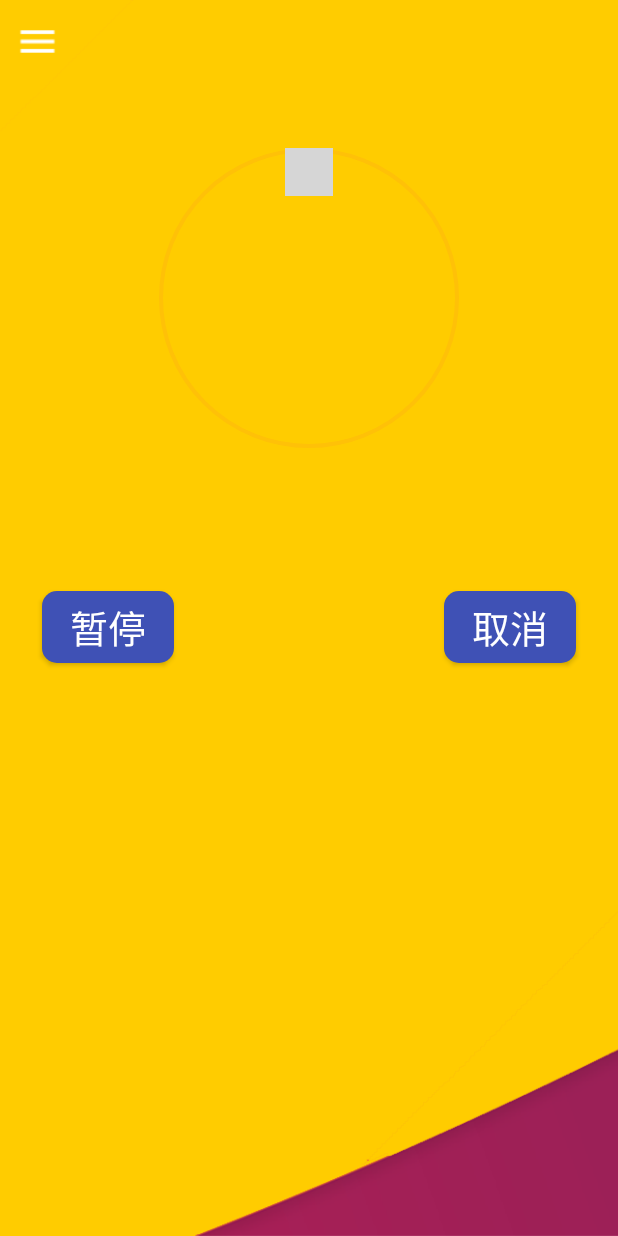
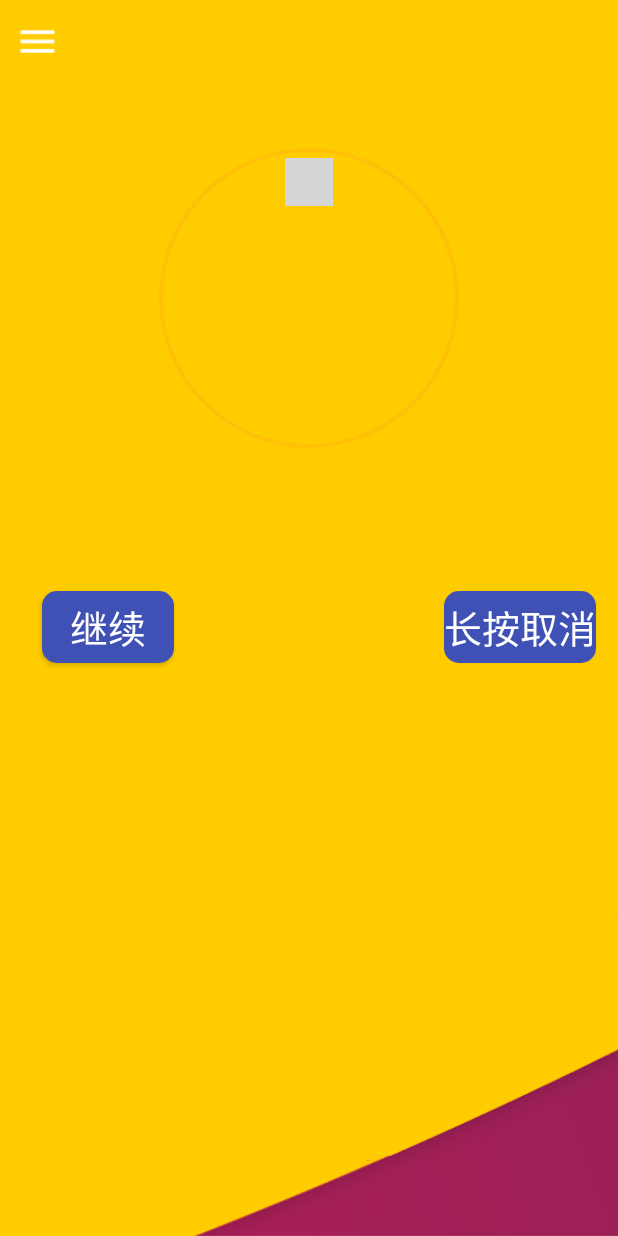
Before and after one commit to F-R-0-G/AttentionAttacher, an Android app: the LoginSuccessActivity screen opened directly, with no data from a screen before it, after a tap on "暂停", on a phone screen of 412 x 824 dp. Run offline under Robolectric (Android 15) with nearby library versions, the phone set to English and light mode, and no system bars; libraries missing offline, so code that uses them is left out: com.facebook.drawee, com.oguzdev.circularfloatingactionmenu, com.shawnlin.numberpicker, com.zhy.autolayout, org.litepal and 1 more; plain views replace NumberPicker; pictures from the network do not load; 23 statements that could not run were skipped; 1 other tap on this screen came first; grey boxes are pictures that could not be loaded.

Commit message:
定时器v1.5 添加了暂停和结束的功能

```diff
--- a/app/src/main/java/com/frog/attentionattacher/LoginSuccessActivity.java
+++ b/app/src/main/java/com/frog/attentionattacher/LoginSuccessActivity.java
@@ -1,11 +1,13 @@
 package com.frog.attentionattacher;
 
+import android.animation.ValueAnimator;
 import android.app.AlarmManager;
 import android.content.Context;
 import android.content.DialogInterface;
 import android.content.Intent;
 import android.content.SharedPreferences;
 import android.os.Bundle;
+import android.os.SystemClock;
 import android.preference.PreferenceManager;
 import android.support.v4.view.GravityCompat;
 import android.support.v4.widget.DrawerLayout;
@@ -61,7 +63,9 @@ public class LoginSuccessActivity extends AppCompatActivity implements View.OnCl
     private NumberPicker numberPicker;
     private Button stopButton;
     private Button cancelButton;
+    private Button resumeButton;
     private Button startAttachAttention;
+    private Alarm_Clock alarm_clock;
 
     private DrawerLayout mDrawerLayout;
     private ScrollView mainBody;
@@ -256,6 +260,13 @@ public class LoginSuccessActivity extends AppCompatActivity implements View.OnCl
         cancelButton.setOnClickListener(this);
         cancelButton.setVisibility(View.INVISIBLE);
         // 取消按钮，设为不可见
+        resumeButton = findViewById(R.id.resume_button);
+        resumeButton.setOnClickListener(this);
+        resumeButton.setVisibility(View.INVISIBLE);
+        //继续按钮，设为不可见
+        alarm_clock = new Alarm_Clock(chronometer, progressBar,
+                LoginSuccessActivity.this, numberPicker);
+        // 计时器实例
         bingPicImg = (ImageView) findViewById(R.id.bing_pic_img);
         Intent update = new Intent(this, AutoUpdateService.class);
         startService(update);
@@ -316,15 +327,26 @@ public class LoginSuccessActivity extends AppCompatActivity implements View.OnCl
         switch (v.getId()) {
             case R.id.start_attach_attention:
                 int num = numberPicker.getValue();
-                Alarm_Clock alarm_clock = new Alarm_Clock(chronometer, progressBar, LoginSuccessActivity.this, numberPicker);
                 alarm_clock.startCounting(num, startAttachAttention, stopButton, cancelButton);
                 startAttachAttention.setVisibility(View.INVISIBLE);
                 stopButton.setVisibility(View.VISIBLE);
-                cancelButton.setVisibility(View.VISIBLE);
+                break;
+            case R.id.resume_button:
+                stopButton.setVisibility(View.VISIBLE);
+                resumeButton.setVisibility(View.INVISIBLE);
+                cancelButton.setVisibility(View.INVISIBLE);
+                alarm_clock.resumeAlarm();
                 break;
             case R.id.stop_button:
+                resumeButton.setVisibility(View.VISIBLE);
+                cancelButton.setVisibility(View.VISIBLE);
+                stopButton.setVisibility(View.INVISIBLE);
+                alarm_clock.pauseAlarm();
                 break;
             case R.id.cancel_button:
+                resumeButton.setVisibility(View.INVISIBLE);
+                cancelButton.setVisibility(View.INVISIBLE);
+                alarm_clock.cancelAlarm();
                 break;
             default:
                 break;
--- a/app/src/main/res/layout/clock.xml
+++ b/app/src/main/res/layout/clock.xml
@@ -37,10 +37,11 @@
         android:id="@+id/number_picker"
         android:layout_width="wrap_content"
         android:layout_height="wrap_content"
-        android:layout_marginTop="27dp"
+        android:layout_marginTop="34dp"
         android:layout_centerHorizontal="true"
         app:np_dividerColor="@color/primary"
-        app:np_selectedTextColor="@color/colorPrimary">
+        app:np_selectedTextColor="@color/colorPrimary"
+        app:np_selectedTextSize="40sp">
     </com.shawnlin.numberpicker.NumberPicker>
 
 </RelativeLayout>
--- a/app/src/main/res/layout/drawer_body.xml
+++ b/app/src/main/res/layout/drawer_body.xml
@@ -47,11 +47,22 @@
 
                     <Button
                         android:id="@+id/stop_button"
+                        android:layout_width="180dp"
+                        android:layout_height="50dp"
+                        android:layout_centerHorizontal="true"
+                        android:layout_marginTop="150dp"
+                        android:text="暂停"
+                        android:textSize="25sp"
+                        android:textColor="#fff"
+                        android:background="@drawable/start_button_bg"/>
+
+                    <Button
+                        android:id="@+id/resume_button"
                         android:layout_width="wrap_content"
                         android:layout_height="wrap_content"
                         android:layout_marginTop="80dp"
                         android:layout_toStartOf="@id/start_attach_attention"
-                        android:text="暂停"
+                        android:text="继续"
                         android:textSize="25sp"
                         android:textColor="#fff"
                         android:background="@drawable/start_button_bg"/>
@@ -62,7 +73,7 @@
                         android:layout_height="wrap_content"
                         android:layout_marginTop="80dp"
                         android:layout_toEndOf="@id/start_attach_attention"
-                        android:text="取消"
+                        android:text="长按取消"
                         android:textSize="25sp"
                         android:textColor="#fff"
                         android:background="@drawable/start_button_bg"/>
```
Also changed, not shown: app/src/main/java/com/frog/attentionattacher/utils/Alarm_Clock.java (+31 -21 lines).
